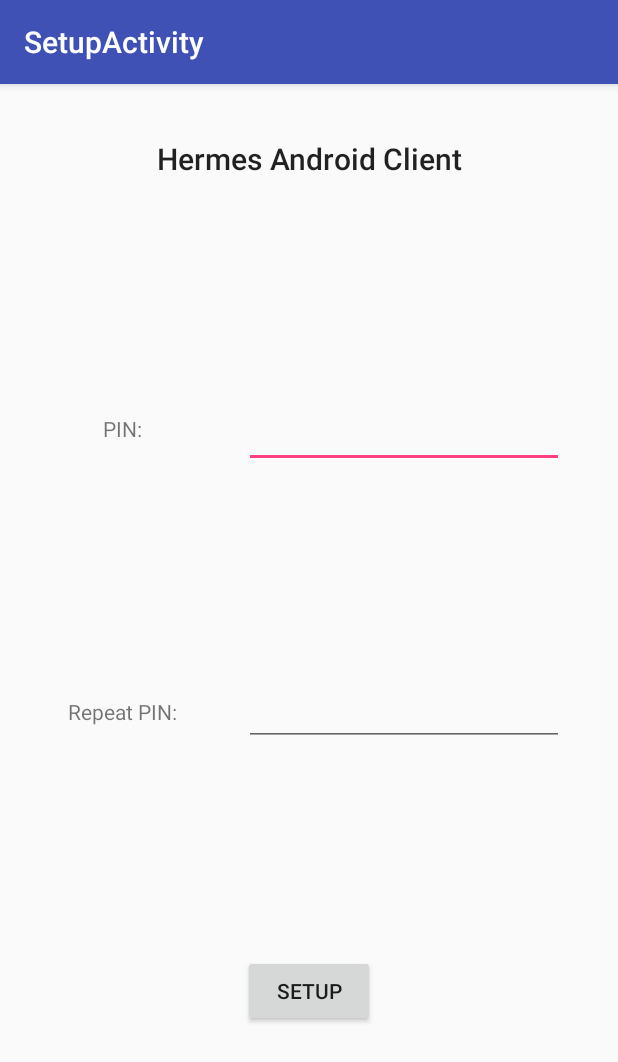
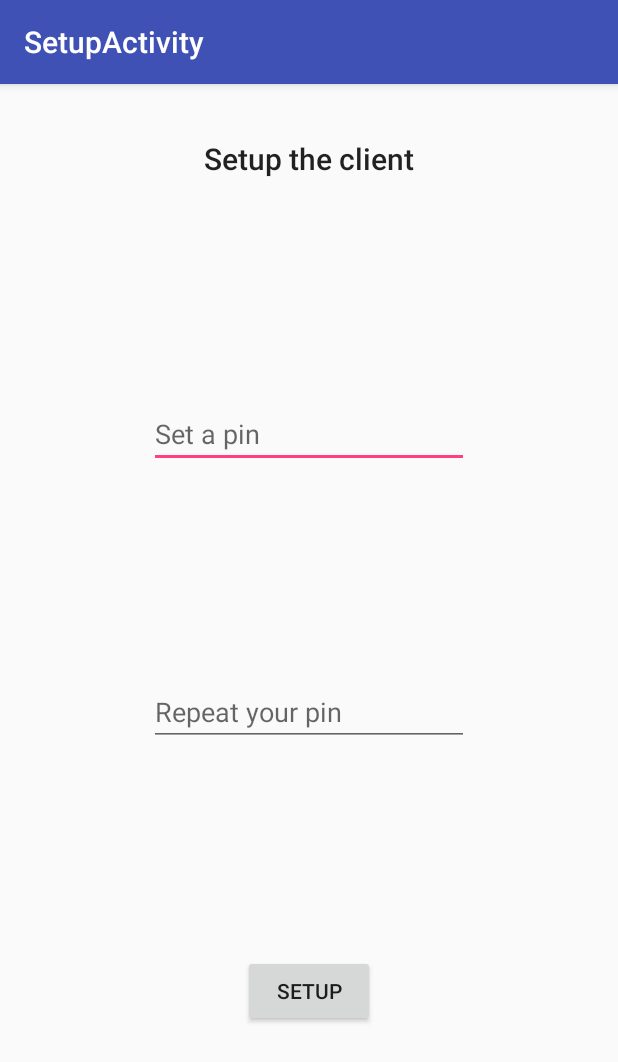
Before and after one commit to ptzianos/hermes, an Android app: the screen it shows after launch (SetupActivity), on a phone screen of 412 x 824 dp. Shown: the top 1062 px of the screen. Run offline under Robolectric (Android 15) with nearby library versions, the phone set to English and light mode, and no system bars; our stand-ins replace Room's generated code.

Commit message:
Simplify Login and Setup screen widgets

```diff
--- a/android-client/app/src/main/res/layout/activity_login.xml
+++ b/android-client/app/src/main/res/layout/activity_login.xml
@@ -40,7 +40,6 @@
             android:inputType="numberPassword"
             android:ems="10"
             android:id="@+id/login_pin_input"
-            android:text="@string/prompt_pin"
             android:layout_marginEnd="8dp"
             app:layout_constraintEnd_toEndOf="parent"
             app:layout_constraintStart_toStartOf="parent"
@@ -48,7 +47,7 @@
             app:layout_constraintHorizontal_bias="0.503"
             android:layout_marginTop="116dp"
             app:layout_constraintTop_toBottomOf="@+id/login_title"
-            app:layout_constraintBottom_toTopOf="@+id/login_button"/>
+            app:layout_constraintBottom_toTopOf="@+id/login_button" android:hint="@string/prompt_pin"/>
 
     <Button
             android:text="@string/action_sign_in"
--- a/android-client/app/src/main/res/layout/activity_setup.xml
+++ b/android-client/app/src/main/res/layout/activity_setup.xml
@@ -8,19 +8,18 @@
         tools:context="org.hermes.activities.SetupActivity">
 
     <Button
-            android:text="@string/setupButtonText"
+            android:text="@string/setup_button_text"
             android:layout_width="wrap_content"
             android:layout_height="wrap_content"
             android:id="@+id/setup_button"
             app:layout_constraintBottom_toBottomOf="parent"
             app:layout_constraintTop_toBottomOf="@+id/setup_verify_pin_input"
-            app:layout_constraintStart_toStartOf="parent"
-            android:layout_marginStart="8dp"
             app:layout_constraintEnd_toEndOf="parent"
-            android:layout_marginEnd="8dp"/>
+            android:layout_marginEnd="8dp" app:layout_constraintStart_toStartOf="parent"
+            android:layout_marginStart="8dp"/>
 
     <TextView
-            android:text="@string/app_name"
+            android:text="@string/setup_form_title"
             android:layout_width="wrap_content"
             android:layout_height="wrap_content"
             android:id="@+id/setup_title"
@@ -32,7 +31,7 @@
             app:layout_constraintHorizontal_bias="0.501"
             app:layout_constraintTop_toTopOf="parent"
             android:layout_marginTop="36dp"
-            tools:text="@string/app_name"/>
+            tools:text="@string/setup_form_title"/>
 
     <EditText
             android:layout_width="wrap_content"
@@ -40,11 +39,11 @@
             android:inputType="numberPassword"
             android:ems="10"
             android:id="@+id/setup_pin_input"
-            android:layout_marginEnd="36dp"
-            app:layout_constraintEnd_toEndOf="parent"
             app:layout_constraintTop_toBottomOf="@+id/setup_title"
             app:layout_constraintBottom_toTopOf="@+id/setup_verify_pin_input"
-            android:layout_marginTop="8dp"/>
+            android:layout_marginTop="8dp" android:hint="@string/set_pin" android:layout_marginStart="8dp"
+            app:layout_constraintStart_toStartOf="parent" android:layout_marginEnd="8dp"
+            app:layout_constraintEnd_toEndOf="parent"/>
 
     <EditText
             android:layout_width="wrap_content"
@@ -52,39 +51,9 @@
             android:inputType="numberPassword"
             android:ems="10"
             android:id="@+id/setup_verify_pin_input"
-            android:layout_marginEnd="36dp"
-            app:layout_constraintEnd_toEndOf="parent"
             app:layout_constraintTop_toBottomOf="@+id/setup_pin_input"
-            app:layout_constraintBottom_toTopOf="@+id/setup_button"/>
-
-    <TextView
-            android:text="PIN:"
-            android:layout_width="wrap_content"
-            android:layout_height="19dp"
-            android:id="@+id/pin_text"
-            tools:text="PIN:"
-            app:layout_constraintEnd_toStartOf="@+id/setup_pin_input"
-            android:layout_marginEnd="8dp"
-            app:layout_constraintStart_toStartOf="parent"
-            android:layout_marginStart="8dp"
-            android:layout_marginTop="8dp"
-            app:layout_constraintTop_toBottomOf="@+id/setup_title"
-            android:layout_marginBottom="8dp"
-            app:layout_constraintBottom_toTopOf="@+id/setup_verify_pin_input"/>
-
-    <TextView
-            android:text="Repeat PIN:"
-            android:layout_width="wrap_content"
-            android:layout_height="19dp"
-            android:id="@+id/verify_pin_text"
-            tools:text="Repeat PIN:"
-            app:layout_constraintEnd_toStartOf="@+id/setup_verify_pin_input"
-            android:layout_marginEnd="8dp"
-            app:layout_constraintStart_toStartOf="parent"
-            android:layout_marginStart="8dp"
-            android:layout_marginTop="8dp"
-            app:layout_constraintTop_toBottomOf="@+id/setup_pin_input"
-            android:layout_marginBottom="8dp"
-            app:layout_constraintBottom_toTopOf="@+id/setup_button"/>
+            app:layout_constraintBottom_toTopOf="@+id/setup_button" android:hint="@string/reset_pin"
+            app:layout_constraintStart_toStartOf="parent" android:layout_marginStart="8dp"
+            app:layout_constraintEnd_toEndOf="parent" android:layout_marginEnd="8dp"/>
 
 </androidx.constraintlayout.widget.ConstraintLayout>
--- a/android-client/app/src/main/res/values/strings.xml
+++ b/android-client/app/src/main/res/values/strings.xml
@@ -1,16 +1,17 @@
 <resources>
     <string name="app_name">Hermes Android Client</string>
-
-    <!-- Strings related to login -->
-    <string name="prompt_pin">Pin (123456)</string>
+    <string name="prompt_pin">Give your pin</string>
+    <string name="set_pin">Set a pin</string>
+    <string name="reset_pin">Repeat your pin</string>
     <string name="action_sign_in">Sign in</string>
     <string name="welcome">Welcome again</string>
     <string name="error_invalid_email">This pin is incorrect</string>
     <string name="error_field_required">This field is required</string>
     <string name="title_activity_setup">SetupActivity</string>
     <string name="event_log_activity">EventLogActivity</string>
-    <string name="setupButtonText">Setup</string>
-    <string name="emailSetupInput">Your email</string>
+    <string name="setup_form_title">Setup the client</string>
+    <string name="setup_button_text">Setup</string>
+    <string name="email_setup_input">Your email</string>
     <string name="auth_preference_key">auth</string>
     <string name="auth_hashed_pin">hashed_pin</string>
     <string name="auth_private_key">hashed_pin</string>
```
